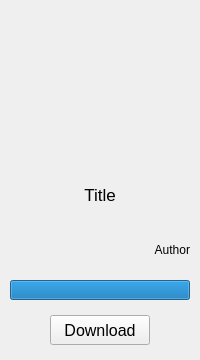
Qt form elements/gameframe.ui (leafo/itchio-app-old) before a commit.
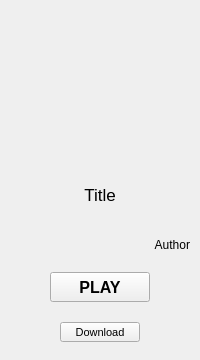
The same form after that commit. Icons and pictures are not drawn.

Commit message: Download button now hides while downloading. Play button added.

Patch:
```diff
--- a/elements/gameframe.ui
+++ b/elements/gameframe.ui
@@ -185,7 +185,7 @@
         </property>
        </widget>
       </item>
-      <item alignment="Qt::AlignHCenter|Qt::AlignVCenter">
+      <item>
        <widget class="QLabel" name="gameCreatorLabel">
         <property name="sizePolicy">
          <sizepolicy hsizetype="Maximum" vsizetype="Maximum">
@@ -221,34 +221,38 @@
         </property>
        </widget>
       </item>
-      <item>
-       <widget class="QProgressBar" name="progressBar">
+      <item alignment="Qt::AlignHCenter|Qt::AlignVCenter">
+       <widget class="QPushButton" name="playButton">
+        <property name="sizePolicy">
+         <sizepolicy hsizetype="Fixed" vsizetype="Fixed">
+          <horstretch>0</horstretch>
+          <verstretch>0</verstretch>
+         </sizepolicy>
+        </property>
         <property name="minimumSize">
          <size>
-          <width>0</width>
-          <height>20</height>
+          <width>100</width>
+          <height>30</height>
          </size>
         </property>
         <property name="maximumSize">
          <size>
-          <width>16777215</width>
-          <height>20</height>
+          <width>100</width>
+          <height>30</height>
          </size>
         </property>
-        <property name="minimum">
-         <number>0</number>
+        <property name="font">
+         <font>
+          <pointsize>12</pointsize>
+          <weight>75</weight>
+          <bold>true</bold>
+         </font>
         </property>
-        <property name="maximum">
-         <number>100</number>
+        <property name="focusPolicy">
+         <enum>Qt::NoFocus</enum>
         </property>
-        <property name="value">
-         <number>100</number>
-        </property>
-        <property name="alignment">
-         <set>Qt::AlignCenter</set>
-        </property>
-        <property name="textVisible">
-         <bool>false</bool>
+        <property name="text">
+         <string>PLAY</string>
         </property>
        </widget>
       </item>
@@ -262,14 +266,14 @@
         </property>
         <property name="minimumSize">
          <size>
-          <width>100</width>
-          <height>30</height>
+          <width>80</width>
+          <height>20</height>
          </size>
         </property>
         <property name="maximumSize">
          <size>
-          <width>100</width>
-          <height>30</height>
+          <width>80</width>
+          <height>20</height>
          </size>
         </property>
         <property name="baseSize">
@@ -280,7 +284,7 @@
         </property>
         <property name="font">
          <font>
-          <pointsize>12</pointsize>
+          <pointsize>8</pointsize>
          </font>
         </property>
         <property name="text">
```
Left out of the diff: 10 changed lines with no effect on the pictures. The commit also changes 3 other files.
